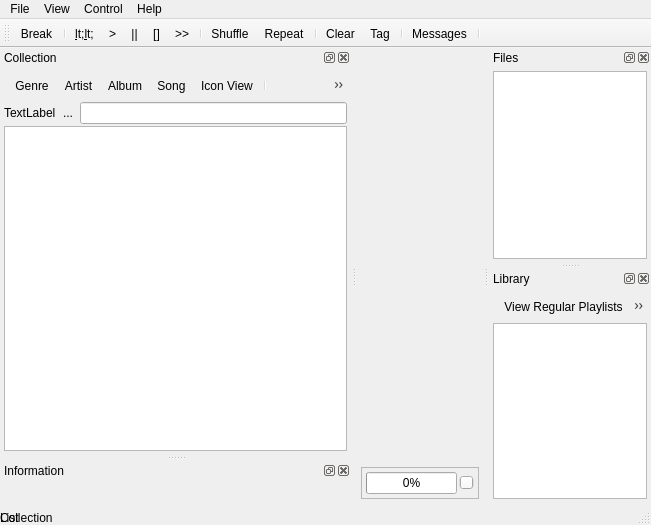
The window that src/cuberok.ui (DrMoriarty/cuberok) describes before a commit, drawn with Qt 5.
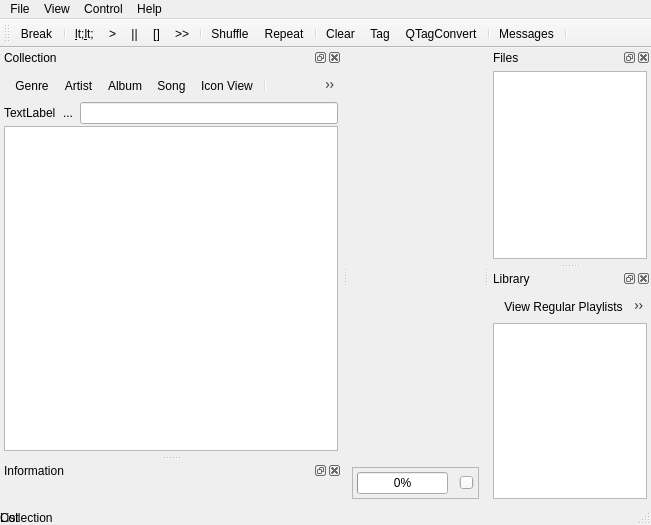
The same window after the commit. Icons and pictures are not drawn. Custom widgets are drawn as their Qt base class.

```diff
--- a/src/cuberok.ui
+++ b/src/cuberok.ui
@@ -26,16 +26,7 @@
     <property name="spacing" >
      <number>4</number>
     </property>
-    <property name="leftMargin" >
-     <number>4</number>
-    </property>
-    <property name="topMargin" >
-     <number>4</number>
-    </property>
-    <property name="rightMargin" >
-     <number>4</number>
-    </property>
-    <property name="bottomMargin" >
+    <property name="margin">
      <number>4</number>
     </property>
     <item>
@@ -86,16 +77,7 @@
        <property name="spacing" >
         <number>2</number>
        </property>
-       <property name="leftMargin" >
-        <number>4</number>
-       </property>
-       <property name="topMargin" >
-        <number>4</number>
-       </property>
-       <property name="rightMargin" >
-        <number>4</number>
-       </property>
-       <property name="bottomMargin" >
+       <property name="margin">
         <number>4</number>
        </property>
        <item>
@@ -112,14 +94,39 @@
         </widget>
        </item>
        <item>
-        <widget class="QSlider" name="volumeSlider" >
-         <property name="sizePolicy" >
-          <sizepolicy vsizetype="Fixed" hsizetype="Preferred" >
+        <widget class="QLabel" name="label">
+         <property name="sizePolicy">
+          <sizepolicy hsizetype="Fixed" vsizetype="Fixed">
            <horstretch>0</horstretch>
            <verstretch>0</verstretch>
           </sizepolicy>
          </property>
-         <property name="orientation" >
+         <property name="maximumSize">
+          <size>
+           <width>24</width>
+           <height>24</height>
+          </size>
+         </property>
+         <property name="text">
+          <string/>
+         </property>
+         <property name="pixmap">
+          <pixmap resource="resource.qrc">:/icons/volume.png</pixmap>
+         </property>
+         <property name="scaledContents">
+          <bool>true</bool>
+         </property>
+        </widget>
+       </item>
+       <item>
+        <widget class="QSlider" name="volumeSlider">
+         <property name="sizePolicy">
+          <sizepolicy hsizetype="Preferred" vsizetype="Fixed">
+           <horstretch>0</horstretch>
+           <verstretch>0</verstretch>
+          </sizepolicy>
+         </property>
+         <property name="orientation">
           <enum>Qt::Horizontal</enum>
          </property>
         </widget>
@@ -144,28 +151,19 @@
      <property name="spacing" >
       <number>2</number>
      </property>
-     <property name="leftMargin" >
-      <number>4</number>
-     </property>
-     <property name="topMargin" >
-      <number>4</number>
-     </property>
-     <property name="rightMargin" >
-      <number>4</number>
-     </property>
-     <property name="bottomMargin" >
+     <property name="margin">
       <number>4</number>
      </property>
      <item>
-      <widget class="QToolBar" name="col_toolbar" >
-       <addaction name="actionGenreMode" />
-       <addaction name="actionArtistMode" />
-       <addaction name="actionAlbumMode" />
-       <addaction name="actionSongMode" />
-       <addaction name="actionIconView" />
-       <addaction name="separator" />
-       <addaction name="actionSetImage" />
-       <addaction name="actionGetImageFromLastFM" />
+      <widget class="QToolBar" name="col_toolbar">
+       <addaction name="actionGenreMode"/>
+       <addaction name="actionArtistMode"/>
+       <addaction name="actionAlbumMode"/>
+       <addaction name="actionSongMode"/>
+       <addaction name="actionIconView"/>
+       <addaction name="separator"/>
+       <addaction name="actionSetImage"/>
+       <addaction name="actionGetImageFromLastFM"/>
       </widget>
      </item>
      <item>
@@ -180,16 +178,7 @@
         <property name="spacing" >
          <number>0</number>
         </property>
-        <property name="leftMargin" >
-         <number>0</number>
-        </property>
-        <property name="topMargin" >
-         <number>0</number>
-        </property>
-        <property name="rightMargin" >
-         <number>0</number>
-        </property>
-        <property name="bottomMargin" >
+        <property name="margin">
          <number>0</number>
         </property>
         <item>
@@ -401,16 +390,7 @@
      <property name="spacing" >
       <number>4</number>
      </property>
-     <property name="leftMargin" >
-      <number>4</number>
-     </property>
-     <property name="topMargin" >
-      <number>4</number>
-     </property>
-     <property name="rightMargin" >
-      <number>4</number>
-     </property>
-     <property name="bottomMargin" >
+     <property name="margin">
       <number>4</number>
      </property>
      <item>
@@ -562,22 +542,23 @@
    <attribute name="toolBarBreak" >
     <bool>false</bool>
    </attribute>
-   <addaction name="actionBreak" />
-   <addaction name="separator" />
-   <addaction name="actionPrev" />
-   <addaction name="actionPlay" />
-   <addaction name="actionPause" />
-   <addaction name="actionStop" />
-   <addaction name="actionNext" />
-   <addaction name="separator" />
-   <addaction name="actionShuffle" />
-   <addaction name="actionRepeat" />
-   <addaction name="separator" />
-   <addaction name="actionClear_playlist" />
-   <addaction name="actionEditTag" />
-   <addaction name="separator" />
-   <addaction name="actionConsole" />
-   <addaction name="separator" />
+   <addaction name="actionBreak"/>
+   <addaction name="separator"/>
+   <addaction name="actionPrev"/>
+   <addaction name="actionPlay"/>
+   <addaction name="actionPause"/>
+   <addaction name="actionStop"/>
+   <addaction name="actionNext"/>
+   <addaction name="separator"/>
+   <addaction name="actionShuffle"/>
+   <addaction name="actionRepeat"/>
+   <addaction name="separator"/>
+   <addaction name="actionClear_playlist"/>
+   <addaction name="actionEditTag"/>
+   <addaction name="actionQTagConvert"/>
+   <addaction name="separator"/>
+   <addaction name="actionConsole"/>
+   <addaction name="separator"/>
   </widget>
   <action name="actionAbout" >
    <property name="icon" >
@@ -1145,6 +1126,27 @@
     <string>Edit SQL Playist</string>
    </property>
   </action>
+  <action name="actionQTagConvert">
+   <property name="icon">
+    <iconset resource="resource.qrc">
+     <normaloff>:/icons/qtagconvert.png</normaloff>:/icons/qtagconvert.png</iconset>
+   </property>
+   <property name="text">
+    <string>QTagConvert</string>
+   </property>
+   <property name="toolTip">
+    <string>Edit tags with QTagConvert</string>
+   </property>
+  </action>
+  <action name="actionRefreshTree">
+   <property name="icon">
+    <iconset resource="resource.qrc">
+     <normaloff>:/icons/reload.png</normaloff>:/icons/reload.png</iconset>
+   </property>
+   <property name="text">
+    <string>Refresh Tree</string>
+   </property>
+  </action>
  </widget>
  <customwidgets>
   <customwidget>
```
Left out of the diff: 1227 changed lines with no effect on the pictures.
